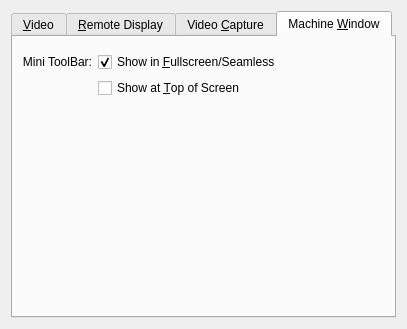
This is vbox/src/VBox/Frontends/VirtualBox/src/settings/machine/UIMachineSettingsDisplay.ui in jljuxgm/vboxgit as Qt 5 draws it before an edit. The edited form follows.
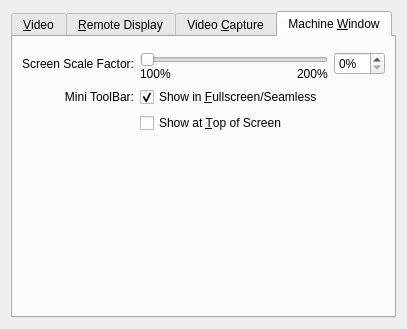
This is the edited form. The open tabs and pages were chosen to show the change. Custom widgets are drawn as their Qt base class.

The edit to the form file:
```diff
--- a/vbox/src/VBox/Frontends/VirtualBox/src/settings/machine/UIMachineSettingsDisplay.ui
+++ b/vbox/src/VBox/Frontends/VirtualBox/src/settings/machine/UIMachineSettingsDisplay.ui
@@ -657,6 +657,70 @@
         </widget>
        </item>
        <item row="1" column="0">
+        <widget class="QLabel" name="m_pLabelGuestScreenScale">
+         <property name="text">
+          <string>Screen Scale Factor:</string>
+         </property>
+         <property name="alignment">
+          <set>Qt::AlignRight|Qt::AlignTrailing|Qt::AlignVCenter</set>
+         </property>
+        </widget>
+       </item>
+       <item row="1" column="1" rowspan="2">
+        <layout class="QGridLayout" name="m_pLayoutGuestScreenScaleSlider">
+         <property name="spacing">
+          <number>0</number>
+         </property>
+         <item row="0" column="0" colspan="3">
+          <widget class="QIAdvancedSlider" name="m_pSliderGuestScreenScale">
+           <property name="whatsThis">
+            <string>This setting determines the guest-screen scale-factor.</string>
+           </property>
+           <property name="orientation">
+            <enum>Qt::Horizontal</enum>
+           </property>
+          </widget>
+         </item>
+         <item row="1" column="0">
+          <widget class="QLabel" name="m_pLabelGuestScreenScaleMin">
+           <property name="text">
+            <string>100%</string>
+           </property>
+          </widget>
+         </item>
+         <item row="1" column="1">
+          <spacer name="m_pSpacerGuestScreenScale">
+           <property name="orientation">
+            <enum>Qt::Horizontal</enum>
+           </property>
+           <property name="sizeHint" stdset="0">
+            <size>
+             <width>0</width>
+             <height>0</height>
+            </size>
+           </property>
+          </spacer>
+         </item>
+         <item row="1" column="2">
+          <widget class="QLabel" name="m_pLabelGuestScreenScaleMax">
+           <property name="text">
+            <string>200%</string>
+           </property>
+          </widget>
+         </item>
+        </layout>
+       </item>
+       <item row="1" column="2">
+        <widget class="QSpinBox" name="m_pEditorGuestScreenScale">
+         <property name="whatsThis">
+          <string>This setting determines the guest-screen scale-factor.</string>
+         </property>
+         <property name="suffix">
+          <string>%</string>
+         </property>
+        </widget>
+       </item>
+       <item row="3" column="0">
         <widget class="QLabel" name="m_pLabelMiniToolBar">
          <property name="text">
           <string>Mini ToolBar:</string>
@@ -666,7 +730,7 @@
          </property>
         </widget>
        </item>
-       <item row="1" column="1">
+       <item row="3" column="1" colspan="2">
         <widget class="QCheckBox" name="m_pCheckBoxShowMiniToolBar">
          <property name="sizePolicy">
           <sizepolicy vsizetype="Fixed" hsizetype="MinimumExpanding">
@@ -685,7 +749,7 @@
          </property>
         </widget>
        </item>
-       <item row="2" column="1">
+       <item row="4" column="1" colspan="2">
         <widget class="QCheckBox" name="m_pComboToolBarAlignment">
          <property name="sizePolicy">
           <sizepolicy vsizetype="Fixed" hsizetype="MinimumExpanding">
@@ -704,7 +768,7 @@
          </property>
         </widget>
        </item>
-       <item row="3" column="0" colspan="2">
+       <item row="5" column="0" colspan="3">
         <spacer name="m_pSpacer">
          <property name="orientation">
           <enum>Qt::Vertical</enum>
```
Left out of the diff: 6 changed lines with no effect on the pictures.
